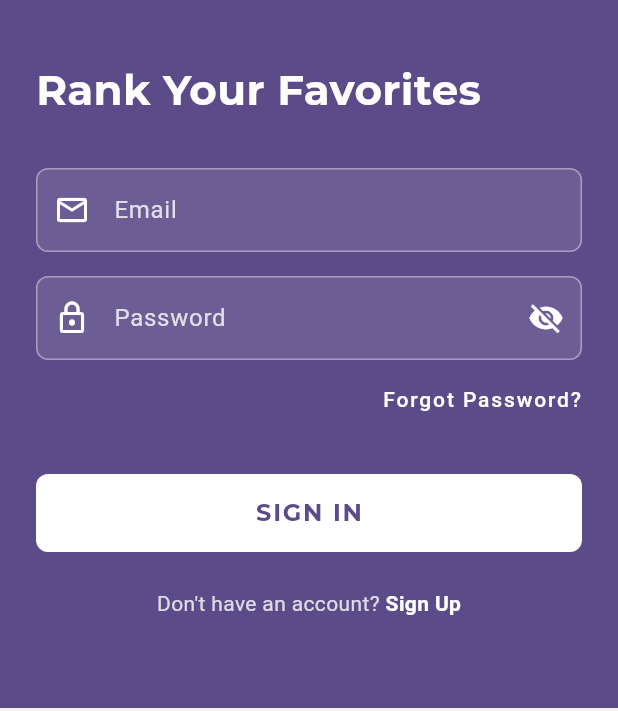
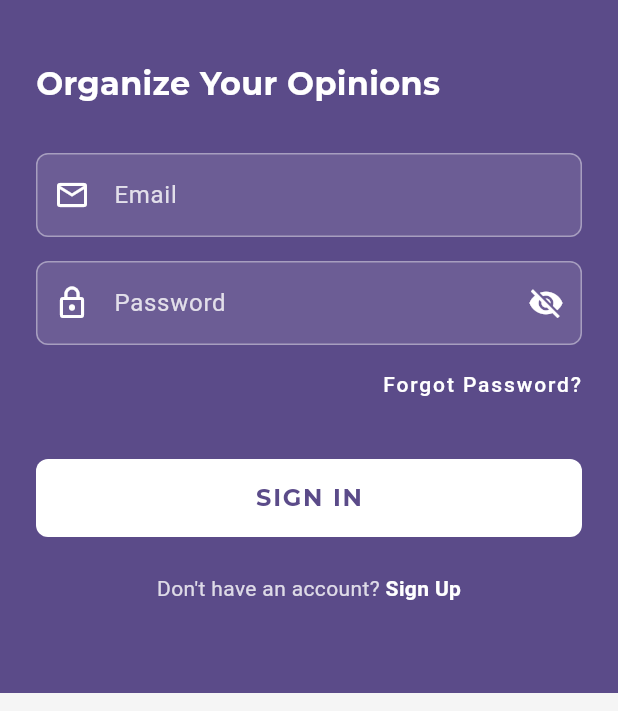
Before and after one commit to Waxmard/rinking-epp, a Flutter app: the screen it shows after launch, on a phone screen of 412 x 824 dp, the part 525-1236 px from its top. Run offline on Flutter 3.47's test engine with Material 3 defaults, Android fonts, the phone set to English and light mode, and no system bars; our stand-ins replace google_fonts.

Commit message:
feat(login): update login phrases and improve UI layout
Replace existing login phrases with more engaging options to enhance
user experience. Extend the timer interval for changing phrases from
3 to 5 seconds to allow better readability. Adjust the UI layout by
adding constraints to the text's container and optimizing font size
for different screen sizes, ensuring a consistent appearance.

```diff
--- a/ui/lib/screens/login_screen.dart
+++ b/ui/lib/screens/login_screen.dart
@@ -33,9 +33,18 @@ class _LoginScreenState extends State<LoginScreen> with TickerProviderStateMixin
   // List of login phrases
   final List<String> _loginPhrases = [
     'Time to Create Tiers',
-    'Rank Your Favorites',
     'Let\'s Make Some Lists',
     'Ready to Rank?',
+    'Face Off Your Favorites',
+    'What\'s Really Number One?',
+    'Your Lists, Perfected',
+    'Organize Your Opinions',
+    'Reveal Your Rankings',
+    'Time For A Tier Check',
+    'Let The Ranking Begin',
+    'Unleash Your Inner Critic',
+    'The Nerdy Way To Rank',
+    'Your Tier Journey Awaits',
   ];
 
   @override
@@ -72,7 +81,7 @@ class _LoginScreenState extends State<LoginScreen> with TickerProviderStateMixin
     _phraseAnimationController.value = 1.0; // Start with first phrase fully visible
 
     // Set up timer to change phrases every 3 seconds
-    _phraseTimer = Timer.periodic(const Duration(seconds: 3), (_) {
+    _phraseTimer = Timer.periodic(const Duration(seconds: 5), (_) {
       _changePhrase();
     });
   }
@@ -250,12 +259,20 @@ class _LoginScreenState extends State<LoginScreen> with TickerProviderStateMixin
           builder: (context, child) {
             return Opacity(
               opacity: _phraseOpacity.value,
-              child: Text(
-                _currentPhrase,
-                style: GoogleFonts.montserrat(
-                  fontSize: isLarge ? 36 : 28,
-                  fontWeight: FontWeight.bold,
-                  color: Colors.white,
+              child: Container(
+                width: isLarge ? 500 : double.infinity, // Control width based on screen size
+                height: isLarge ? 40 : 30, // Fixed height for consistent spacing
+                child: FittedBox(
+                  fit: BoxFit.scaleDown, // Scale down to fit the space
+                  alignment: Alignment.centerLeft, // Align left
+                  child: Text(
+                    _currentPhrase,
+                    style: GoogleFonts.montserrat(
+                      fontSize: isLarge ? 28 : 22, // Starting font size (will scale down if needed)
+                      fontWeight: FontWeight.bold,
+                      color: Colors.white,
+                    ),
+                  ),
                 ),
               ),
             );
```
